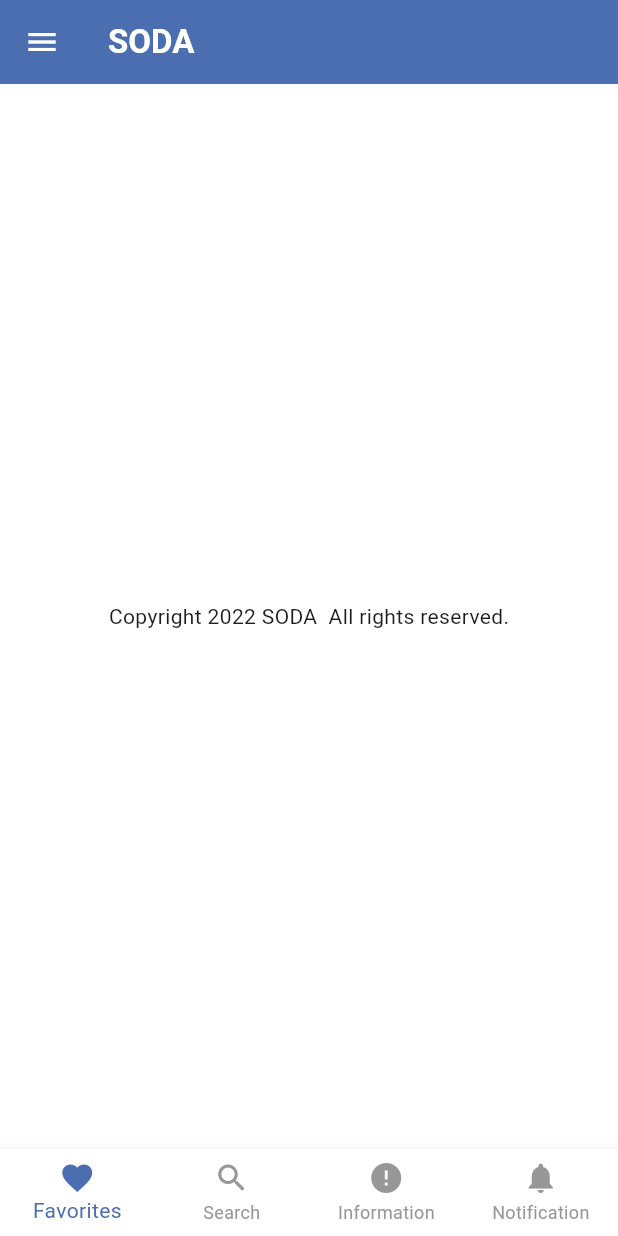
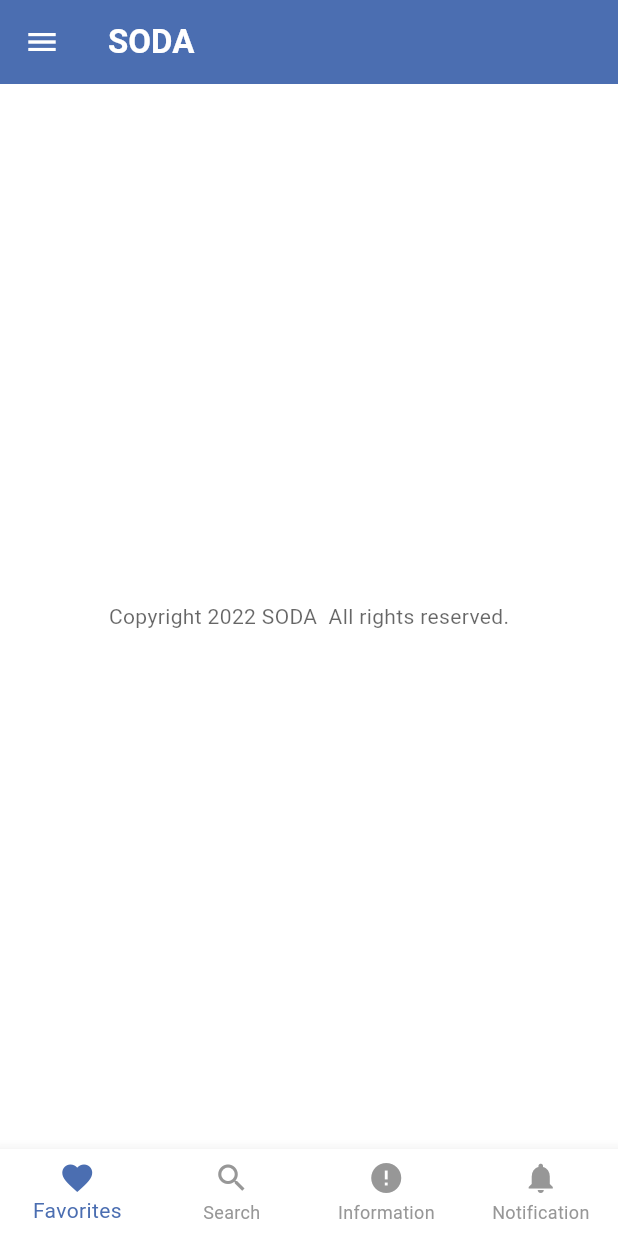
Before and after one commit to GYUM17/bboilerplate, a Flutter app: the screen it shows after launch, on a phone screen of 412 x 824 dp. Run offline on Flutter 3.47's test engine with Material 3 defaults, Android fonts, the phone set to English and light mode, and no system bars.

Commit message:
Add opacity

```diff
--- a/boilerplate1/lib/main.dart
+++ b/boilerplate1/lib/main.dart
@@ -74,7 +74,10 @@ class _BoilerplateState extends State<Boilerplate> {
               leading: const Icon(Icons.favorite, color: Color(0xff7B7A7A)),
               title: const Text(
                 'Icon : favorite',
-                style: TextStyle(fontSize: 14),
+                style: TextStyle(
+                  fontSize: 14,
+                  color: Color.fromRGBO(0, 0, 0, 0.6),
+                ),
               ),
             ),
           ],
@@ -86,7 +89,10 @@ class _BoilerplateState extends State<Boilerplate> {
           height: double.infinity,
           color: Colors.white,
           child: Center(
-            child: Text('Copyright 2022 SODA  All rights reserved.'),
+            child: Text(
+              'Copyright 2022 SODA  All rights reserved.',
+              style: TextStyle(color: Color.fromRGBO(0, 0, 0, 0.6)),
+            ),
           ),
         ),
       ),
```
